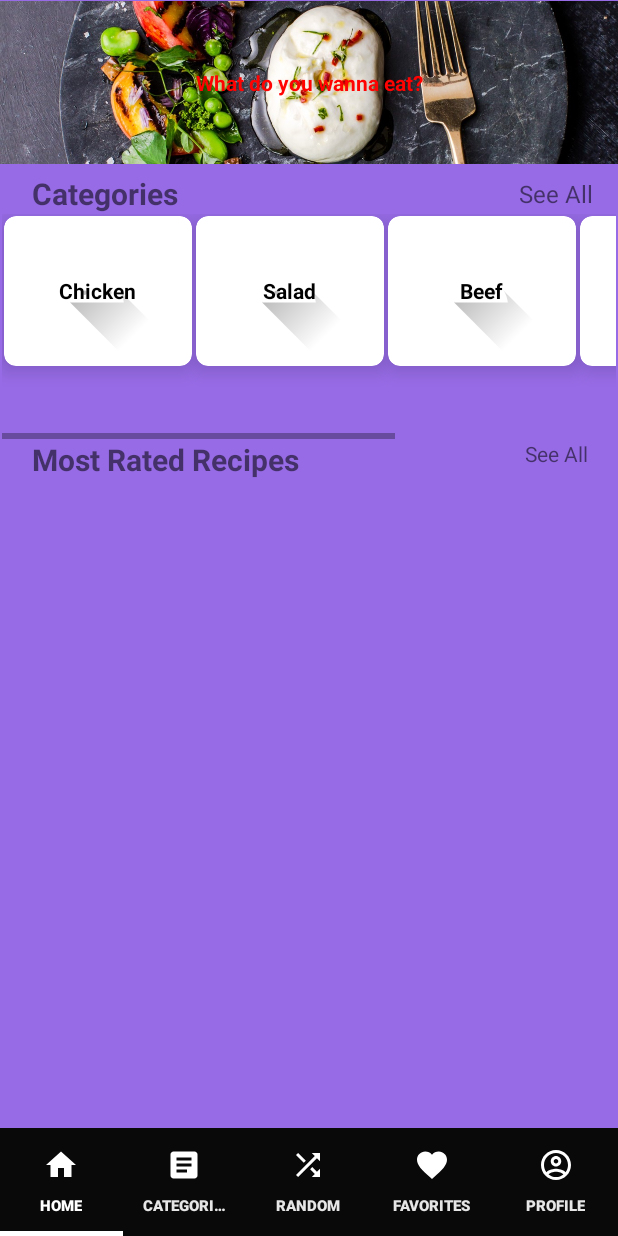
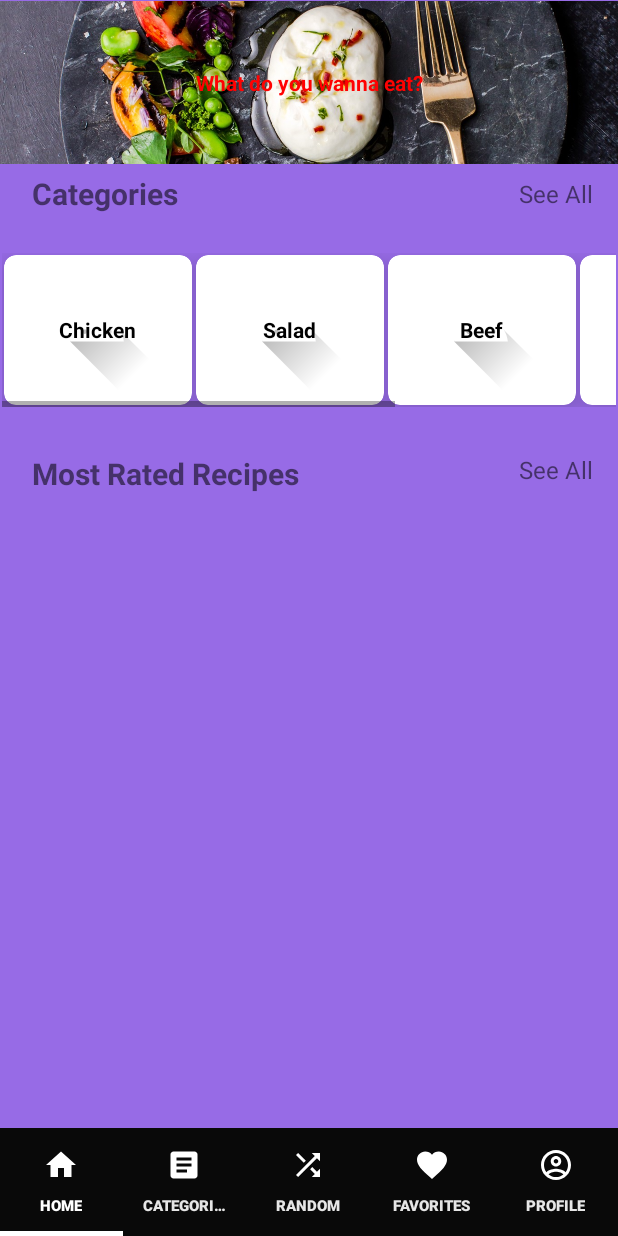
Before and after one commit to salehkai999/Eggxact, an Android app: the HomeFragment screen opened directly, with no data from a screen before it, on a phone screen of 412 x 824 dp. Run offline under Robolectric (Android 15) with nearby library versions, the phone set to English and light mode, and no system bars; our stand-ins replace Firebase (no records; nobody signed in at launch, a user with empty details on screens opened directly); 3 statements that could not run were skipped.

Commit message:
Made HomeFragment scrollable & added guidelines.

```diff
--- a/app/src/main/res/layout/fragment_home.xml
+++ b/app/src/main/res/layout/fragment_home.xml
@@ -1,9 +1,12 @@
 <?xml version="1.0" encoding="utf-8"?>
-<androidx.constraintlayout.widget.ConstraintLayout xmlns:android="http://schemas.android.com/apk/res/android"
+<ScrollView xmlns:android="http://schemas.android.com/apk/res/android"
     xmlns:app="http://schemas.android.com/apk/res-auto"
     xmlns:tools="http://schemas.android.com/tools"
     android:layout_width="match_parent"
-    android:layout_height="match_parent"
+    android:layout_height="match_parent">
+        <androidx.constraintlayout.widget.ConstraintLayout
+        android:layout_width="match_parent"
+        android:layout_height="wrap_content"
         tools:context=".ui.landingpage.HomeFragment">
 
         <TextView
@@ -34,18 +37,19 @@
             android:layout_width="wrap_content"
             android:layout_height="wrap_content"
             android:layout_marginStart="20dp"
-        android:layout_marginTop="150dp"
+            android:layout_marginTop="5dp"
             android:text="Most Rated Recipes"
             android:textSize="20sp"
             android:textStyle="bold"
             app:layout_constraintStart_toStartOf="parent"
-        app:layout_constraintTop_toBottomOf="@+id/textView2" />
+            app:layout_constraintTop_toTopOf="@+id/guideline13" />
 
         <TextView
             android:id="@+id/ratedSeeAll"
             android:layout_width="wrap_content"
             android:layout_height="wrap_content"
             android:text="See All"
+            android:textSize="16sp"
             app:layout_constraintEnd_toEndOf="@+id/catSeeAll"
             app:layout_constraintStart_toStartOf="@+id/catSeeAll"
             app:layout_constraintTop_toTopOf="@+id/textView4" />
@@ -53,9 +57,9 @@
         <androidx.recyclerview.widget.RecyclerView
             android:id="@+id/catRecycler"
             android:layout_width="0dp"
-        android:layout_height="0dp"
+            android:layout_height="wrap_content"
             android:scrollbars="horizontal"
-        app:layout_constraintBottom_toTopOf="@+id/textView4"
+            app:layout_constraintBottom_toTopOf="@+id/guideline13"
             app:layout_constraintEnd_toEndOf="parent"
             app:layout_constraintStart_toStartOf="parent"
             app:layout_constraintTop_toBottomOf="@+id/textView2" />
@@ -69,4 +73,19 @@
             app:layout_constraintEnd_toEndOf="parent"
             app:layout_constraintStart_toStartOf="parent"
             app:layout_constraintTop_toBottomOf="@+id/textView4" />
+
+        <androidx.constraintlayout.widget.Guideline
+            android:id="@+id/guideline13"
+            android:layout_width="wrap_content"
+            android:layout_height="wrap_content"
+            android:orientation="horizontal"
+            app:layout_constraintGuide_begin="187dp" />
+
+        <androidx.constraintlayout.widget.Guideline
+            android:id="@+id/guideline14"
+            android:layout_width="wrap_content"
+            android:layout_height="wrap_content"
+            android:orientation="horizontal"
+            app:layout_constraintGuide_begin="430dp" />
     </androidx.constraintlayout.widget.ConstraintLayout>
+</ScrollView>
```
Lines whose indentation alone changed are shown as unchanged.
